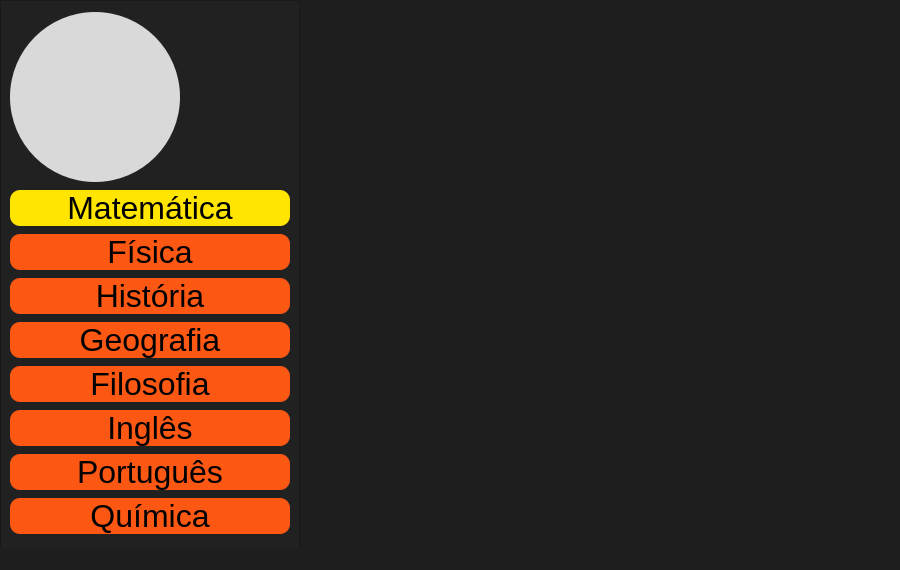
Robson-tech/app-educacional, file tela_principal.ui: the form before one commit.
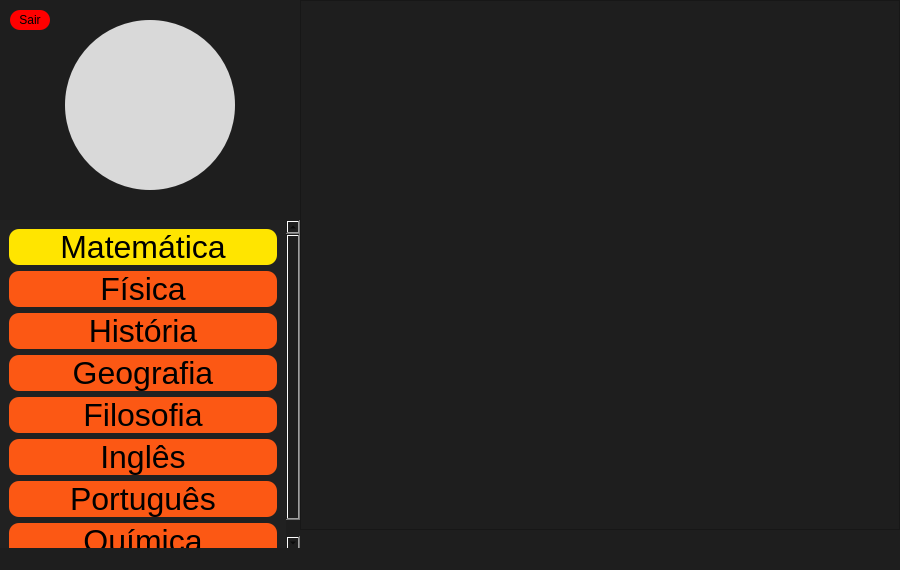
The form after the commit.

```diff
--- a/tela_principal.ui
+++ b/tela_principal.ui
@@ -36,9 +36,9 @@
     <property name="geometry">
      <rect>
       <x>0</x>
-      <y>0</y>
+      <y>220</y>
       <width>300</width>
-      <height>550</height>
+      <height>330</height>
      </rect>
     </property>
     <property name="sizePolicy">
@@ -50,11 +50,12 @@
     <property name="minimumSize">
      <size>
       <width>300</width>
-      <height>500</height>
+      <height>330</height>
      </size>
     </property>
     <property name="styleSheet">
-     <string notr="true">background-color: rgb(33, 33, 33);</string>
+     <string notr="true">border: none;
+background-color: rgb(33, 33, 33);</string>
     </property>
     <property name="frameShape">
      <enum>QFrame::StyledPanel</enum>
@@ -79,46 +80,11 @@
       <rect>
        <x>0</x>
        <y>0</y>
-       <width>298</width>
-       <height>548</height>
+       <width>283</width>
+       <height>372</height>
       </rect>
      </property>
      <layout class="QVBoxLayout" name="verticalLayout">
-      <item>
-       <widget class="QFrame" name="background_foto">
-        <property name="sizePolicy">
-         <sizepolicy hsizetype="Fixed" vsizetype="Fixed">
-          <horstretch>0</horstretch>
-          <verstretch>0</verstretch>
-         </sizepolicy>
-        </property>
-        <property name="minimumSize">
-         <size>
-          <width>170</width>
-          <height>170</height>
-         </size>
-        </property>
-        <property name="maximumSize">
-         <size>
-          <width>170</width>
-          <height>170</height>
-         </size>
-        </property>
-        <property name="layoutDirection">
-         <enum>Qt::LeftToRight</enum>
-        </property>
-        <property name="styleSheet">
-         <string notr="true">border-radius: 85px;
-background-color: rgb(217, 217, 217);</string>
-        </property>
-        <property name="frameShape">
-         <enum>QFrame::StyledPanel</enum>
-        </property>
-        <property name="frameShadow">
-         <enum>QFrame::Raised</enum>
-        </property>
-       </widget>
-      </item>
       <item>
        <widget class="QPushButton" name="pushButton">
         <property name="font">
@@ -274,6 +240,83 @@
      </layout>
     </widget>
    </widget>
+   <widget class="QFrame" name="background_foto">
+    <property name="geometry">
+     <rect>
+      <x>65</x>
+      <y>20</y>
+      <width>170</width>
+      <height>170</height>
+     </rect>
+    </property>
+    <property name="sizePolicy">
+     <sizepolicy hsizetype="Fixed" vsizetype="Fixed">
+      <horstretch>0</horstretch>
+      <verstretch>0</verstretch>
+     </sizepolicy>
+    </property>
+    <property name="minimumSize">
+     <size>
+      <width>170</width>
+      <height>170</height>
+     </size>
+    </property>
+    <property name="maximumSize">
+     <size>
+      <width>170</width>
+      <height>170</height>
+     </size>
+    </property>
+    <property name="layoutDirection">
+     <enum>Qt::LeftToRight</enum>
+    </property>
+    <property name="styleSheet">
+     <string notr="true">border-radius: 85px;
+background-color: rgb(217, 217, 217);</string>
+    </property>
+    <property name="frameShape">
+     <enum>QFrame::StyledPanel</enum>
+    </property>
+    <property name="frameShadow">
+     <enum>QFrame::Raised</enum>
+    </property>
+   </widget>
+   <widget class="QFrame" name="frame">
+    <property name="geometry">
+     <rect>
+      <x>300</x>
+      <y>0</y>
+      <width>600</width>
+      <height>530</height>
+     </rect>
+    </property>
+    <property name="frameShape">
+     <enum>QFrame::StyledPanel</enum>
+    </property>
+    <property name="frameShadow">
+     <enum>QFrame::Raised</enum>
+    </property>
+   </widget>
+   <widget class="QPushButton" name="botao_sair">
+    <property name="geometry">
+     <rect>
+      <x>10</x>
+      <y>10</y>
+      <width>40</width>
+      <height>20</height>
+     </rect>
+    </property>
+    <property name="cursor">
+     <cursorShape>PointingHandCursor</cursorShape>
+    </property>
+    <property name="styleSheet">
+     <string notr="true">border-radius: 10px;
+background-color: red;</string>
+    </property>
+    <property name="text">
+     <string>Sair</string>
+    </property>
+   </widget>
   </widget>
   <widget class="QMenuBar" name="menubar">
    <property name="geometry">
```
